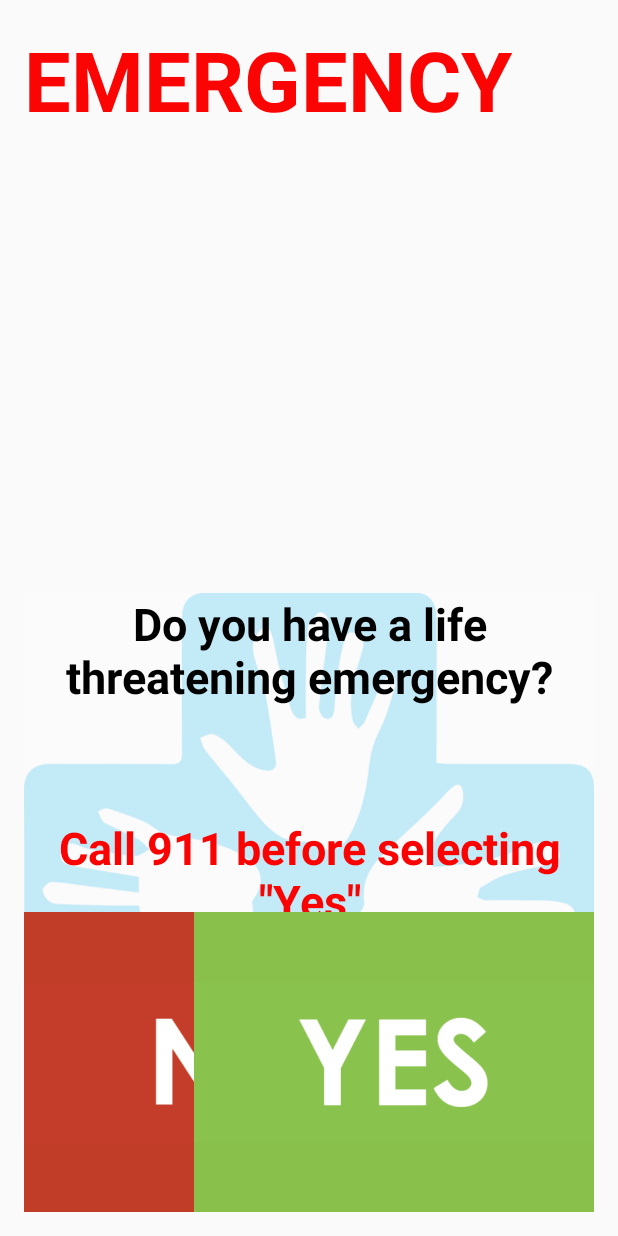
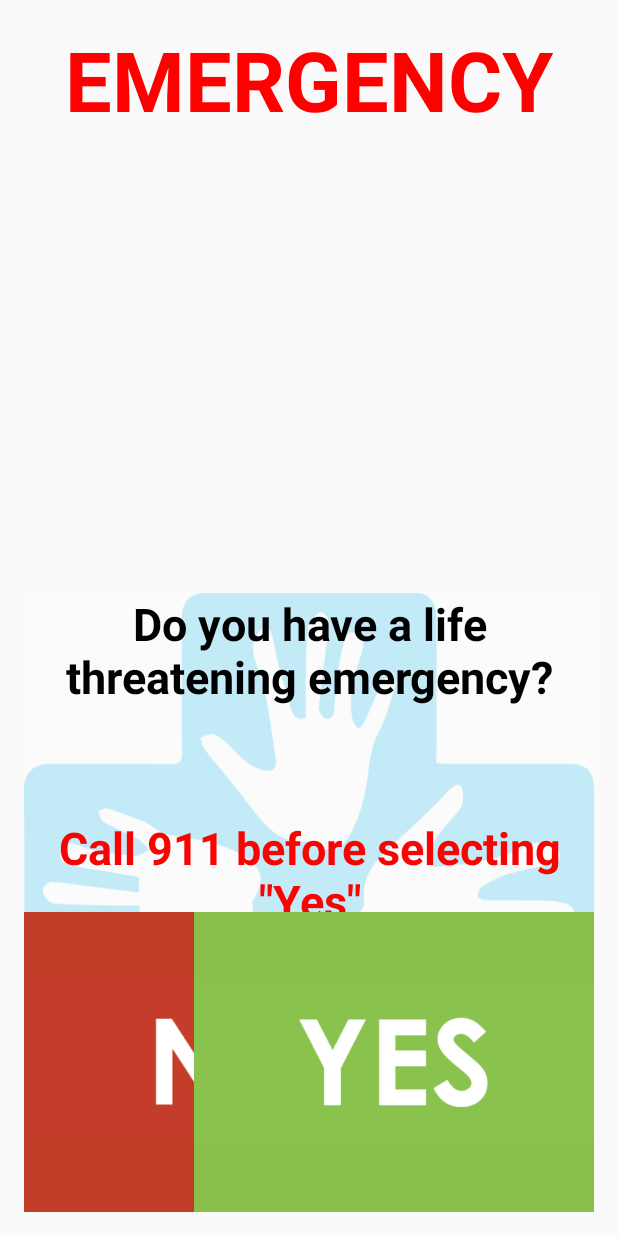
Before and after one commit to FuFunG/GoodSamaritan, an Android app: the layout activity_initial_screen.xml on its own in the app's theme, with its tools: preview values and no code run, on a phone screen of 412 x 824 dp. Run offline under Robolectric (Android 15) with nearby library versions, the phone set to English and light mode, and no system bars.

Commit message:
Registration

```diff
--- a/app/src/main/java/cs465/goodsamaritan/EmergencySelector.java
+++ b/app/src/main/java/cs465/goodsamaritan/EmergencySelector.java
@@ -18,4 +18,5 @@ public class EmergencySelector extends AppCompatActivity {
          public void emergencyClick(View v){
              startActivity(new Intent(EmergencySelector.this, ResponderMessage.class));
         }
+
     }
--- a/app/src/main/java/cs465/goodsamaritan/RegistrationActivity.java
+++ b/app/src/main/java/cs465/goodsamaritan/RegistrationActivity.java
@@ -1,7 +1,9 @@
 package cs465.goodsamaritan;
 
+import android.content.Intent;
 import android.support.v7.app.AppCompatActivity;
 import android.os.Bundle;
+import android.view.View;
 
 public class RegistrationActivity extends AppCompatActivity {
 
@@ -10,4 +12,7 @@ public class RegistrationActivity extends AppCompatActivity {
         super.onCreate(savedInstanceState);
         setContentView(R.layout.activity_registration);
     }
+    public void registrationFinished(View v){
+        startActivity(new Intent(RegistrationActivity.this, Signin.class));
+    }
 }
--- a/app/src/main/java/cs465/goodsamaritan/ResponderMessage.java
+++ b/app/src/main/java/cs465/goodsamaritan/ResponderMessage.java
@@ -118,4 +118,7 @@ public class ResponderMessage extends AppCompatActivity implements LocationListe
         Intent intent = new Intent("android.media.action.IMAGE_CAPTURE");
         startActivityForResult(intent, 0);
     }
+    public void tutorial(View v){
+        startActivity(new Intent(ResponderMessage.this, CPR_Tutorial.class));
+    }
 }
--- a/app/src/main/java/cs465/goodsamaritan/tutorialZoom.java
+++ b/app/src/main/java/cs465/goodsamaritan/tutorialZoom.java
@@ -1,7 +1,9 @@
 package cs465.goodsamaritan;
 
+import android.content.Intent;
 import android.support.v7.app.AppCompatActivity;
 import android.os.Bundle;
+import android.view.View;
 
 public class tutorialZoom extends AppCompatActivity {
 
--- a/app/src/main/res/layout/activity_initial_screen.xml
+++ b/app/src/main/res/layout/activity_initial_screen.xml
@@ -58,7 +58,8 @@
             android:scaleType="fitCenter"
             android:background="#c13d28"
             android:layout_alignTop="@+id/imageButton7"
-            android:layout_alignParentStart="true" />
+            android:layout_alignParentStart="true"
+            android:onClick="mainMenu" />
 
         <ImageButton
             android:layout_width="400px"
@@ -69,24 +70,23 @@
             android:src="@drawable/yes"
             android:background="#89c04c"
             android:layout_alignParentBottom="true"
-            android:layout_alignParentEnd="true" />
-
-    </RelativeLayout>
-
-    <RelativeLayout
-        android:layout_width="match_parent"
-        android:layout_height="400px"
-        android:id="@+id/relativeLayout4">
+            android:layout_alignParentEnd="true"
+            android:onClick="lifeThreatening" />
 
         <TextView
             android:layout_width="wrap_content"
             android:layout_height="wrap_content"
             android:textAppearance="?android:attr/textAppearanceLarge"
             android:text="EMERGENCY"
-            android:id="@+id/textView9"
-            android:textColor="#fb0404"
-            android:textStyle="bold"
-            android:textSize="55dp" />
+            android:id="@+id/textView16"
+            android:layout_alignParentTop="true"
+            android:layout_alignParentStart="true"
+            android:layout_alignEnd="@+id/imageButton7"
+            android:layout_above="@+id/imageView2"
+            android:textAlignment="center"
+            android:textSize="55dp"
+            android:textColor="#ff0000"
+            android:textStyle="bold" />
 
     </RelativeLayout>
 
--- a/app/src/main/res/layout/activity_registration.xml
+++ b/app/src/main/res/layout/activity_registration.xml
@@ -148,7 +148,8 @@
                     android:layout_width="wrap_content"
                     android:layout_height="wrap_content"
                     android:id="@+id/imageButton8"
-                    android:scaleType="fitCenter" />
+                    android:scaleType="fitCenter"
+                    android:src="@drawable/pplogo" />
             </LinearLayout>
         </LinearLayout>
 
@@ -157,7 +158,8 @@
             android:layout_height="wrap_content"
             android:text="Submit"
             android:id="@+id/button"
-            android:layout_weight="0.52" />
+            android:layout_weight="0.52"
+            android:onClick="registrationFinished" />
 
     </LinearLayout>
 
--- a/app/src/main/res/layout/activity_repsonder_message.xml
+++ b/app/src/main/res/layout/activity_repsonder_message.xml
@@ -99,7 +99,8 @@
                 android:background="#FF0000"
                 android:contextClickable="false"
                 android:textColor="#ffffff"
-                android:text="Submit Emergency"/>
+                android:text="Submit Emergency"
+                android:onClick="tutorial" />
         </LinearLayout>
 
     </LinearLayout>
--- a/app/src/main/res/layout/activity_signin.xml
+++ b/app/src/main/res/layout/activity_signin.xml
@@ -126,7 +126,8 @@
                 android:text="Sign up"
                 android:drawableLeft="@drawable/register_wrapper"
                 android:drawablePadding="10px"
-                android:id="@+id/button" />
+                android:id="@+id/button"
+                android:onClick="signUp" />
 
             <LinearLayout
                 android:orientation="horizontal"
@@ -139,7 +140,8 @@
                 android:text="Sign in"
                 android:drawableLeft="@drawable/signin_wrapper"
                 android:drawablePadding="10px"
-                android:id="@+id/button2" />
+                android:id="@+id/button2"
+                android:onClick="signIn" />
 
         </LinearLayout>
 
```
Also changed, not shown: app/src/main/AndroidManifest.xml (+11 -7 lines), app/src/main/java/cs465/goodsamaritan/CPR_Tutorial.java (+8 -1 lines), app/src/main/java/cs465/goodsamaritan/InitialScreen.java (+8 -0 lines), app/src/main/java/cs465/goodsamaritan/MenuActivity.java (+17 -0 lines), app/src/main/java/cs465/goodsamaritan/Signin.java (+8 -0 lines), app/src/main/res/layout/activity_menu.xml (+10 -5 lines), app/src/main/res/layout/tutorial.xml (+17 -4 lines).
